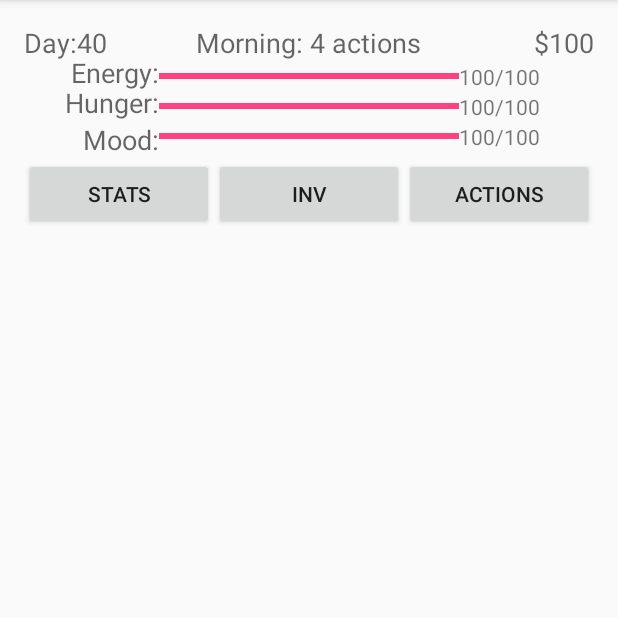
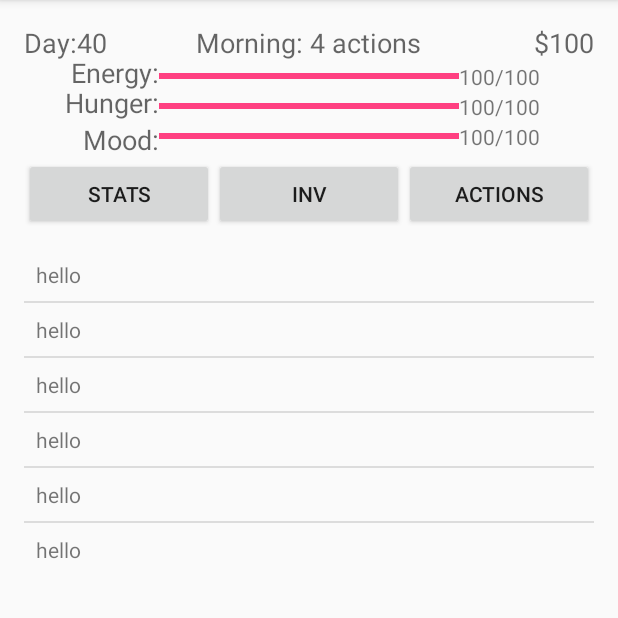
Before and after one commit to danteruiz/LiveItUpApp, an Android app: the screen it shows after launch (MainActivity), on a phone screen of 412 x 824 dp, the part 84-702 px from its top. Run offline under Robolectric (Android 15) with nearby library versions, the phone set to English and light mode, and no system bars.

Commit message:
added clickable list

```diff
--- /dev/null
+++ b/LiveItUp/app/src/main/java/com/example/dante/liveitup/ListAdapter.java
@@ -0,0 +1,72 @@
+package com.example.dante.liveitup;
+
+import android.content.Context;
+import android.content.Intent;
+import android.view.LayoutInflater;
+import android.view.View;
+import android.view.ViewGroup;
+import android.widget.ArrayAdapter;
+import android.widget.Button;
+import android.widget.LinearLayout;
+import android.widget.TextView;
+import android.widget.Toast;
+
+import java.util.ArrayList;
+import java.util.List;
+
+/**
+ * Created by Dante on 3/2/16.
+ */
+
+public class ListAdapter extends ArrayAdapter<ListElement>
+{
+    int resource;
+    Context context;
+    public List<ListElement> List = new ArrayList<ListElement>();
+
+
+    @Override
+    public void add(ListElement object) {
+        List.add(object);
+        super.add(object);
+    }
+
+    public void Clear()
+    {
+        List.clear();
+    }
+    public ListAdapter(Context _context, int _resource, List<ListElement> items) {
+        super(_context, _resource, items);
+        resource = _resource;
+        context = _context;
+    }
+
+
+
+
+        @Override
+    public View getView(int position, View convertView, ViewGroup parent) {
+        LinearLayout newView;
+
+        ListElement w = getItem(position);
+
+        // Inflate a new view if necessary.
+        if (convertView == null) {
+            newView = new LinearLayout(getContext());
+            String inflater = Context.LAYOUT_INFLATER_SERVICE;
+            LayoutInflater vi = (LayoutInflater) getContext().getSystemService(inflater);
+            vi.inflate(resource,  newView, true);
+        } else {
+            newView = (LinearLayout) convertView;
+        }
+
+        // Fills in the view.
+        TextView tv = (TextView) newView.findViewById(R.id.itemText);
+             tv.setText("hello");
+
+        // Set a listener for the whole list item.
+        newView.setTag("hello");
+
+        return newView;
+    }
+}
--- /dev/null
+++ b/LiveItUp/app/src/main/java/com/example/dante/liveitup/ListClickHandler.java
@@ -0,0 +1,27 @@
+package com.example.dante.liveitup;
+
+import android.os.Bundle;
+import android.app.Activity;
+import android.content.Context;
+import android.content.Intent;
+import android.view.Menu;
+import android.view.View;
+import android.widget.AdapterView;
+import android.widget.AdapterView.OnItemClickListener;
+import android.widget.ArrayAdapter;
+import android.widget.ListView;
+import android.widget.TextView;
+/**
+ * Created by Dante on 3/3/16.
+ */
+
+
+public class ListClickHandler implements OnItemClickListener{
+
+    @Override
+    public void onItemClick(AdapterView<?> adapter, View view, int position, long arg3) {
+        // TODO Auto-generated method stub
+
+    }
+
+}
--- /dev/null
+++ b/LiveItUp/app/src/main/java/com/example/dante/liveitup/ListElement.java
@@ -0,0 +1,17 @@
+package com.example.dante.liveitup;
+
+/**
+ * Created by Dante on 3/2/16.
+ */
+public class ListElement
+{
+    ListElement() {};
+
+    ListElement(String tl, String bl) {
+        textLabel = tl;
+        buttonLabel = bl;
+    }
+
+    public String textLabel;
+    public String buttonLabel;
+}
--- a/LiveItUp/app/src/main/java/com/example/dante/liveitup/MainActivity.java
+++ b/LiveItUp/app/src/main/java/com/example/dante/liveitup/MainActivity.java
@@ -6,8 +6,11 @@ import android.os.Handler;
 import android.view.Menu;
 import android.view.View;
 import android.widget.Button;
+import android.widget.ListView;
 import android.widget.ProgressBar;
 import android.widget.TextView;
+
+import java.util.ArrayList;
 
 public class MainActivity extends AppCompatActivity {
 
@@ -15,6 +18,8 @@ public class MainActivity extends AppCompatActivity {
     private int progressStatus = 100;
     private TextView textView;
     private Handler handler = new Handler();
+    private ArrayList<ListElement> aList;
+    private ListAdapter aa;
 
     @Override
     protected void onCreate(Bundle savedInstanceState) {
@@ -22,14 +27,39 @@ public class MainActivity extends AppCompatActivity {
         setContentView(R.layout.activity_main);
 
         progressBar = (ProgressBar) findViewById(R.id.progressBar);
+
+
+        aList = new ArrayList<ListElement>();
+        aa = new ListAdapter(this, R.layout.list_view, aList);
+        ListView myListView = (ListView) findViewById(R.id.listView);
+        myListView.setAdapter(aa);
+        myListView.setOnItemClickListener(new ListClickHandler());
+        // Read from appInfo the list of friends, and sets it.
+        for (int i = 0; i < 6; i++) {
+            ListElement le = new ListElement();
+            le.textLabel = "hello";
+            le.buttonLabel = "Choose";
+            aList.add(le);
+        }
+        aa.notifyDataSetChanged();
+
     }
 
-    public void buttonClick(View v){
+    public void Stats(View v)
+    {
+        aa.clear();
         progressStatus += 5;
         progressBar.setProgress(progressStatus);
     }
-    public void buttonClick2(View v){
+    public void Inv(View v)
+    {
+        aa.clear();
         progressStatus -= 5;
         progressBar.setProgress(progressStatus);
     }
+
+    public void Actions(View v)
+    {
+        aa.clear();
+    }
 }
--- a/LiveItUp/app/src/main/res/layout/activity_main.xml
+++ b/LiveItUp/app/src/main/res/layout/activity_main.xml
@@ -150,6 +150,7 @@
             android:layout_width="wrap_content"
             android:layout_height="wrap_content"
             android:text="Stats"
+            android:onClick="Stats"
             android:id="@+id/button4"
             android:layout_weight=".25" />
 
@@ -157,6 +158,7 @@
             android:layout_width="wrap_content"
             android:layout_height="wrap_content"
             android:text="Inv"
+            android:onClick="Inv"
             android:id="@+id/button5"
             android:layout_weight=".25" />
 
@@ -164,6 +166,7 @@
             android:layout_width="wrap_content"
             android:layout_height="wrap_content"
             android:text="Actions"
+            android:onClick="Actions"
             android:id="@+id/button6"
             android:layout_weight=".25" />
 
--- /dev/null
+++ b/LiveItUp/app/src/main/res/layout/list_view.xml
@@ -0,0 +1,13 @@
+<?xml version="1.0" encoding="utf-8"?>
+<LinearLayout xmlns:android="http://schemas.android.com/apk/res/android"
+    android:orientation="horizontal" android:layout_width="match_parent"
+    android:layout_height="match_parent"
+    android:padding="8dp">
+
+    <TextView
+        android:layout_width="wrap_content"
+        android:layout_height="wrap_content"
+        android:text="New Text"
+        android:id="@+id/itemText"
+        android:layout_weight="1" />
+</LinearLayout>
```
Also changed, not shown: 1 other file.
